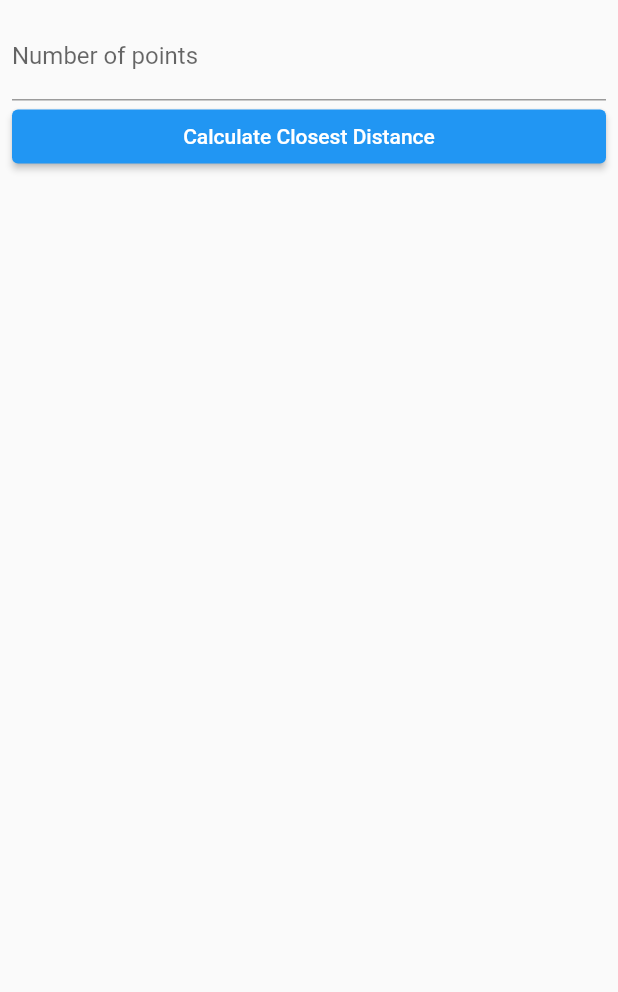
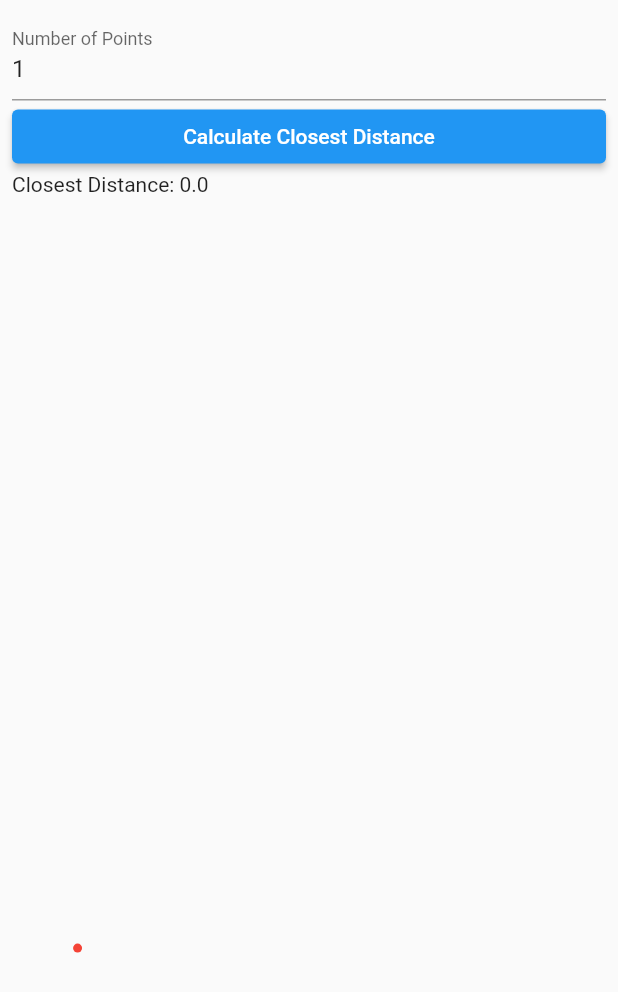
Before and after one commit to vital-edu/Algorithms, a Flutter app: the Exercise1 screen opened by its route, after a tap on "Calculate Closest Distance", on a phone screen of 412 x 824 dp. Shown: the top 992 px of the screen. Run offline on Flutter 3.47's test engine with Material 2 defaults, Android fonts, the phone set to English and light mode, and no system bars.

Commit message:
Extract NumeralTextField

```diff
--- a/lib/chapters/1/sections/2/exercise_1.dart
+++ b/lib/chapters/1/sections/2/exercise_1.dart
@@ -1,5 +1,6 @@
 import 'dart:async';
 
+import 'package:algo/commons/numeral_text_field.dart';
 import 'package:flutter/foundation.dart';
 import 'package:flutter/material.dart';
 import '../../../../utils/point_2d.dart';
@@ -23,6 +24,7 @@ class _Exercise1State extends State<Exercise1> {
   double _result;
   bool _isCalculating = false;
   PointsClosestDistanceCalculator _calculator;
+  int numberOfPoints = 1;
 
   void initState() {
     super.initState();
@@ -30,16 +32,13 @@ class _Exercise1State extends State<Exercise1> {
   }
 
   _calculate() async {
-    int n = int.tryParse(_controller.text);
-    if (n == null) return;
-
     setState(() {
       _result = null;
       _isCalculating = true;
     });
 
     PointsClosestDistanceCalculator calculator =
-        await compute(_generateCalculator, n);
+        await compute(_generateCalculator, numberOfPoints);
 
     setState(() {
       _result = calculator.closestDistance;
@@ -56,20 +55,12 @@ class _Exercise1State extends State<Exercise1> {
           child: Column(
             crossAxisAlignment: CrossAxisAlignment.stretch,
             children: [
-              TextField(
-                decoration: InputDecoration(labelText: 'Number of points'),
-                keyboardType: TextInputType.number,
-                controller: _controller,
-                onChanged: (String value) {
-                  int points = int.tryParse(value);
-                  if (points == null || points > LIMIT_OF_POINTS) {
-                    final validText = value.substring(0, value.length - 1);
-                    _controller.text = validText;
-                    _controller.selection = TextSelection.fromPosition(
-                      TextPosition(offset: validText.length),
-                    );
-                  }
-                },
+              NumeralTextField(
+                value: numberOfPoints.toString(),
+                labelText: 'Number of Points',
+                onUpdateValue: (value) =>
+                    setState(() => numberOfPoints = value),
+                maxValue: LIMIT_OF_POINTS,
               ),
               ElevatedButton(
                 child: Text('Calculate Closest Distance'),
@@ -77,7 +68,10 @@ class _Exercise1State extends State<Exercise1> {
                   _calculate();
                 },
               ),
-              if (_isCalculating) CircularProgressIndicator(),
+              if (_isCalculating)
+                Center(
+                  child: CircularProgressIndicator(),
+                ),
               if (!_isCalculating && _result != null)
                 Text('Closest Distance: $_result'),
               if (_calculator != null)
--- /dev/null
+++ b/lib/commons/numeral_text_field.dart
@@ -0,0 +1,46 @@
+import 'package:flutter/material.dart';
+
+class NumeralTextField extends StatelessWidget {
+  final TextEditingController _controller = TextEditingController();
+  final int maxValue;
+  final String labelText;
+  final void Function(int value) onUpdateValue;
+  final String value;
+
+  NumeralTextField(
+      {int maxValue = 100,
+      @required this.labelText,
+      @required this.onUpdateValue,
+      @required String value})
+      : this.maxValue = maxValue.abs(),
+        this.value = value {
+    this._controller.value = TextEditingValue(
+      text: value,
+      selection: TextSelection(
+        baseOffset: value.length,
+        extentOffset: value.length,
+      ),
+    );
+  }
+
+  @override
+  Widget build(BuildContext context) {
+    return TextField(
+      decoration: InputDecoration(labelText: labelText),
+      keyboardType: TextInputType.number,
+      controller: _controller,
+      onChanged: (String value) {
+        int parsedValue = int.tryParse(value);
+        if (parsedValue == null || parsedValue > maxValue) {
+          final validText = value.substring(0, value.length - 1);
+          _controller.text = validText;
+          _controller.selection = TextSelection.fromPosition(
+            TextPosition(offset: value.length),
+          );
+        } else {
+          onUpdateValue(parsedValue);
+        }
+      },
+    );
+  }
+}
```
